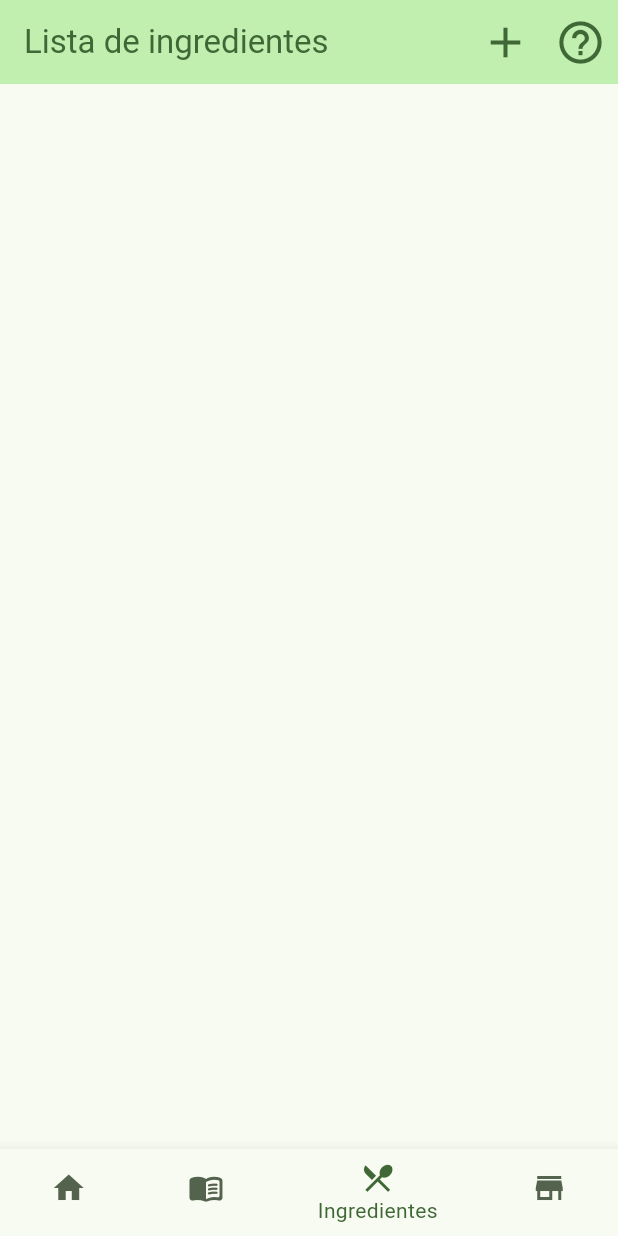
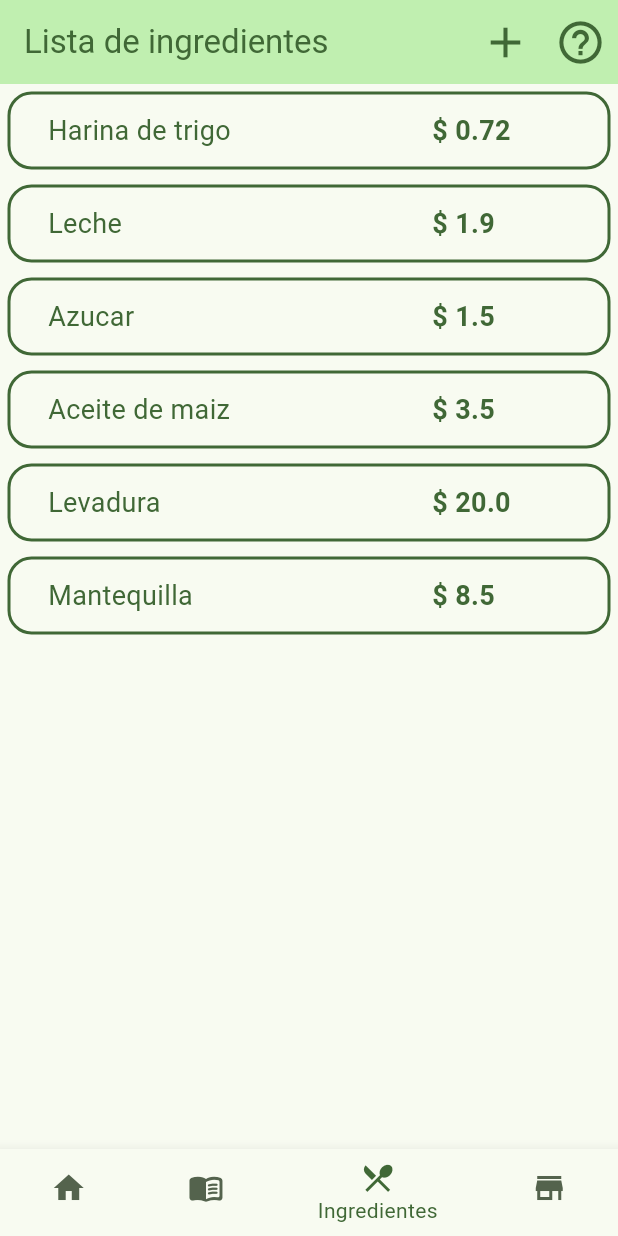
Before and after one commit to juanb021/bakesistant, a Flutter app: the screen it shows after launch, item 3 of the bottom bar chosen, on a phone screen of 412 x 824 dp. Run offline on Flutter 3.47's test engine with Material 3 defaults, Android fonts, the light colour scheme and no system bars; our stand-ins replace flutter_riverpod, sqflite; accounts and stored records are empty.

Commit message:
Added a list of dummy ingredients for testing

```diff
--- /dev/null
+++ b/app/lib/data/dummy_data_ingredients.dart
@@ -0,0 +1,10 @@
+import 'package:app/models/ingrediente.dart';
+
+const List<Ingrediente> dummyIngredients = [
+  Ingrediente(nombre: 'Harina de trigo', costo: 0.72),
+  Ingrediente(nombre: 'Leche', costo: 1.9),
+  Ingrediente(nombre: 'Azucar', costo: 1.5),
+  Ingrediente(nombre: 'Aceite de maiz', costo: 3.5),
+  Ingrediente(nombre: 'Levadura', costo: 20),
+  Ingrediente(nombre: 'Mantequilla', costo: 8.5),
+];
--- a/app/lib/screens/ingredients_screen.dart
+++ b/app/lib/screens/ingredients_screen.dart
@@ -1,6 +1,8 @@
+import 'package:app/widgets/ingredients/ingredient_info.dart';
 import 'package:flutter/material.dart';
 
 import 'package:app/widgets/ingredients/ingredient_form.dart';
+import 'package:app/data/dummy_data_ingredients.dart';
 
 class IngredientsScreen extends StatefulWidget {
   const IngredientsScreen({super.key});
@@ -49,11 +51,11 @@ class _IngredientsScreenState extends State<IngredientsScreen> {
             ),
           ],
         ),
-        body: const Column(
-          children: [
-            SizedBox(height: 16),
-            SingleChildScrollView(),
-          ],
+        body: ListView.builder(
+          itemCount: dummyIngredients.length,
+          itemBuilder: (context, index) => IngredientInfo(
+            ingrediente: dummyIngredients[index],
+          ),
         ),
       ),
     );
--- /dev/null
+++ b/app/lib/widgets/ingredients/ingredient_info.dart
@@ -0,0 +1,50 @@
+import 'package:app/models/ingrediente.dart';
+import 'package:flutter/material.dart';
+
+class IngredientInfo extends StatelessWidget {
+  const IngredientInfo({
+    super.key,
+    required this.ingrediente,
+  });
+
+  final Ingrediente ingrediente;
+
+  @override
+  Widget build(BuildContext context) {
+    return Container(
+      padding: const EdgeInsets.symmetric(vertical: 3, horizontal: 25),
+      margin: const EdgeInsets.all(5),
+      decoration: BoxDecoration(
+        border: Border.all(
+          color: Theme.of(context).colorScheme.primary,
+          width: 2,
+        ),
+        borderRadius: BorderRadius.circular(16),
+      ),
+      child: Row(
+        mainAxisAlignment: MainAxisAlignment.spaceBetween,
+        children: [
+          Text(
+            ingrediente.nombre,
+            style: TextStyle(
+              color: Theme.of(context).colorScheme.primary,
+              fontSize: 18,
+            ),
+          ),
+          Container(
+            width: 100,
+            padding: const EdgeInsets.all(8),
+            child: Text(
+              '\$ ${ingrediente.costo.toString()}',
+              style: TextStyle(
+                color: Theme.of(context).colorScheme.primary,
+                fontSize: 18,
+                fontWeight: FontWeight.bold,
+              ),
+            ),
+          )
+        ],
+      ),
+    );
+  }
+}
```
